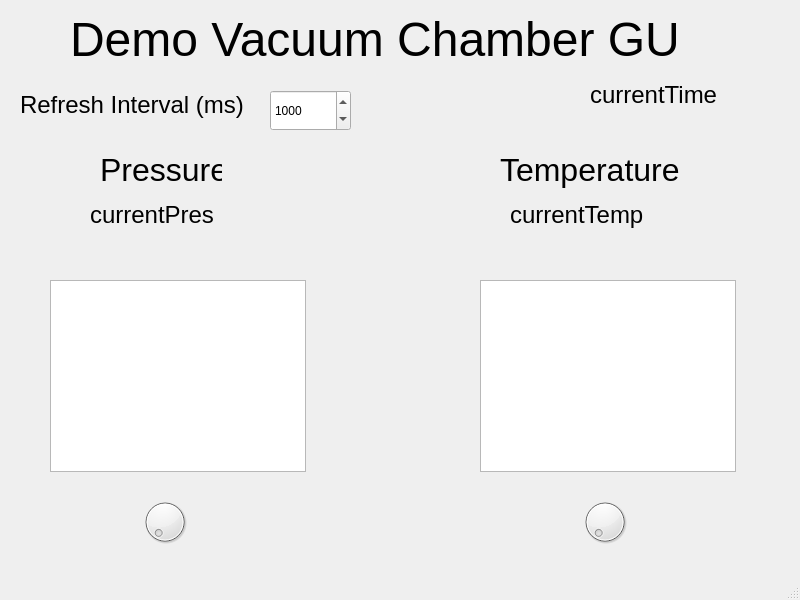
Qt form demoTVCgui.ui (Coasternaut/ThermalVacuumChamberGUI) before a commit.
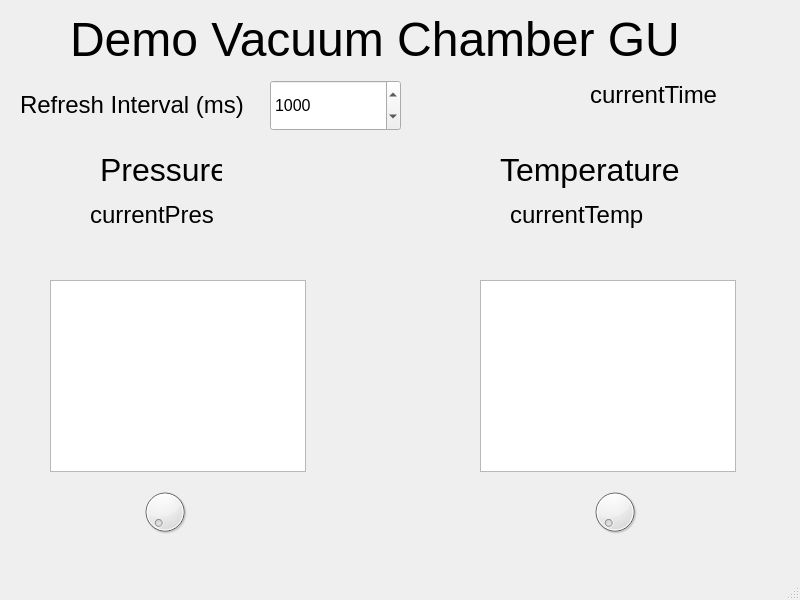
The same form after that commit. Custom widgets are drawn as their Qt base class.

Diff of the .ui file:
```diff
--- a/demoTVCgui.ui
+++ b/demoTVCgui.ui
@@ -146,20 +146,22 @@
     <property name="geometry">
      <rect>
       <x>140</x>
-      <y>490</y>
+      <y>480</y>
       <width>50</width>
       <height>64</height>
      </rect>
     </property>
-   </widget>
-   <widget class="QDial" name="tempDial">
-    <property name="geometry">
-     <rect>
-      <x>580</x>
-      <y>490</y>
-      <width>50</width>
-      <height>64</height>
-     </rect>
+    <property name="minimum">
+     <number>1</number>
+    </property>
+    <property name="value">
+     <number>1</number>
+    </property>
+    <property name="wrapping">
+     <bool>false</bool>
+    </property>
+    <property name="notchesVisible">
+     <bool>false</bool>
     </property>
    </widget>
    <widget class="QLabel" name="refreshLabel">
@@ -184,11 +186,16 @@
     <property name="geometry">
      <rect>
       <x>270</x>
-      <y>90</y>
-      <width>81</width>
-      <height>41</height>
+      <y>80</y>
+      <width>131</width>
+      <height>51</height>
      </rect>
     </property>
+    <property name="font">
+     <font>
+      <pointsize>12</pointsize>
+     </font>
+    </property>
     <property name="minimum">
      <number>100</number>
     </property>
@@ -199,6 +206,28 @@
      <number>1000</number>
     </property>
    </widget>
+   <widget class="QDial" name="tempDial">
+    <property name="geometry">
+     <rect>
+      <x>590</x>
+      <y>480</y>
+      <width>50</width>
+      <height>64</height>
+     </rect>
+    </property>
+    <property name="minimum">
+     <number>1</number>
+    </property>
+    <property name="value">
+     <number>1</number>
+    </property>
+    <property name="wrapping">
+     <bool>false</bool>
+    </property>
+    <property name="notchesVisible">
+     <bool>false</bool>
+    </property>
+   </widget>
   </widget>
   <widget class="QMenuBar" name="menubar">
    <property name="geometry">
```
